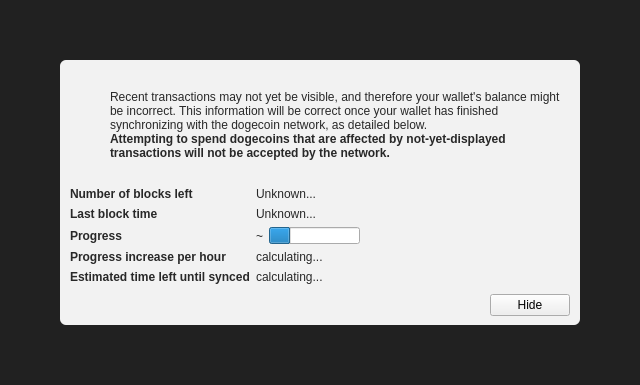
Before: the Qt Designer form src/qt/forms/modaloverlay.ui in AntoBoto/PoEM, drawn with Qt 5.
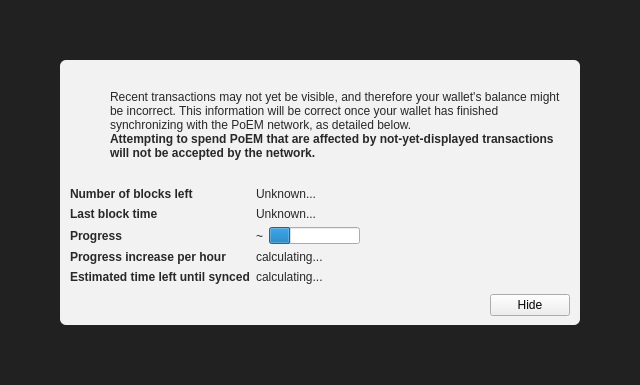
After: the same form once the commit is applied. Icons and pictures are not drawn. Custom widgets are drawn as their Qt base class.

Patch:
```diff
--- a/src/qt/forms/modaloverlay.ui
+++ b/src/qt/forms/modaloverlay.ui
@@ -130,7 +130,7 @@
              <item>
               <widget class="QLabel" name="infoText">
                <property name="text">
-                <string>Recent transactions may not yet be visible, and therefore your wallet's balance might be incorrect. This information will be correct once your wallet has finished synchronizing with the dogecoin network, as detailed below.</string>
+                <string>Recent transactions may not yet be visible, and therefore your wallet's balance might be incorrect. This information will be correct once your wallet has finished synchronizing with the PoEM network, as detailed below.</string>
                </property>
                <property name="textFormat">
                 <enum>Qt::RichText</enum>
@@ -149,7 +149,7 @@
                 </font>
                </property>
                <property name="text">
-                <string>Attempting to spend dogecoins that are affected by not-yet-displayed transactions will not be accepted by the network.</string>
+                <string>Attempting to spend PoEM that are affected by not-yet-displayed transactions will not be accepted by the network.</string>
                </property>
                <property name="textFormat">
                 <enum>Qt::RichText</enum>
```
